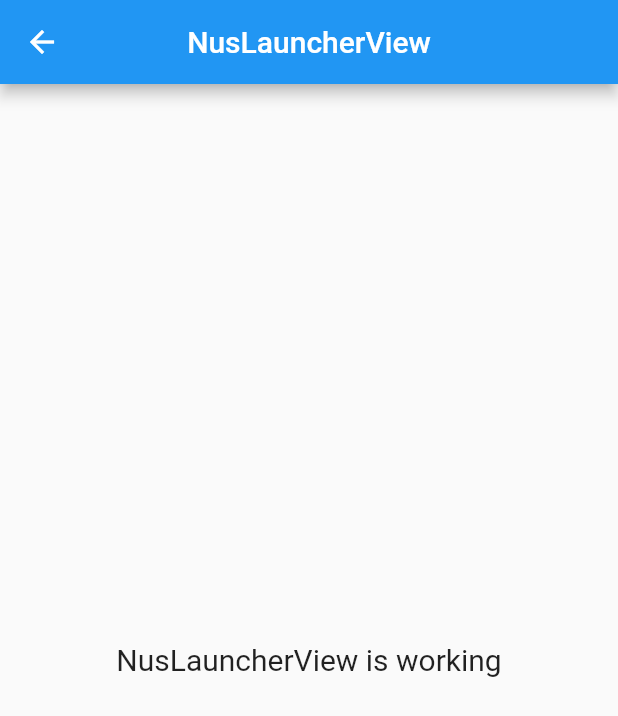
After one commit to devnizamuddin/nus_launcher, a Flutter app: the NusLauncherView screen opened by its route, on a phone screen of 412 x 824 dp. The commit adds this screen. Shown: the top 716 px of the screen. Run offline on Flutter 3.47's test engine with Material 2 defaults, Android fonts, the phone set to English and light mode, and no system bars; our stand-ins replace get.

Commit message:
NUSLauncher widget deleted and routes created

```diff
--- /dev/null
+++ b/lib/app/modules/nus_launcher/views/nus_launcher_view.dart
@@ -0,0 +1,23 @@
+import 'package:flutter/material.dart';
+
+import 'package:get/get.dart';
+
+import '../controllers/nus_launcher_controller.dart';
+
+class NusLauncherView extends GetView<NusLauncherController> {
+  @override
+  Widget build(BuildContext context) {
+    return Scaffold(
+      appBar: AppBar(
+        title: Text('NusLauncherView'),
+        centerTitle: true,
+      ),
+      body: Center(
+        child: Text(
+          'NusLauncherView is working',
+          style: TextStyle(fontSize: 20),
+        ),
+      ),
+    );
+  }
+}
--- a/lib/app/routes/app_pages.dart
+++ b/lib/app/routes/app_pages.dart
@@ -2,6 +2,8 @@ import 'package:get/get.dart';
 
 import '../modules/home/bindings/home_binding.dart';
 import '../modules/home/views/home_view.dart';
+import '../modules/nus_launcher/bindings/nus_launcher_binding.dart';
+import '../modules/nus_launcher/views/nus_launcher_view.dart';
 
 part 'app_routes.dart';
 
@@ -16,5 +18,10 @@ class AppPages {
       page: () => HomeView(),
       binding: HomeBinding(),
     ),
+    GetPage(
+      name: _Paths.NUS_LAUNCHER,
+      page: () => NusLauncherView(),
+      binding: NusLauncherBinding(),
+    ),
   ];
 }
--- a/lib/app/routes/app_routes.dart
+++ b/lib/app/routes/app_routes.dart
@@ -4,9 +4,11 @@ part of 'app_pages.dart';
 abstract class Routes {
   Routes._();
   static const HOME = _Paths.HOME;
+  static const NUS_LAUNCHER = _Paths.NUS_LAUNCHER;
 }
 
 abstract class _Paths {
   _Paths._();
   static const HOME = '/home';
+  static const NUS_LAUNCHER = '/nus-launcher';
 }
--- a/lib/main.dart
+++ b/lib/main.dart
@@ -5,18 +5,11 @@ import 'package:get/get.dart';
 import 'app/routes/app_pages.dart';
 
 void main() {
-  runApp(const NUSLauncher());
-}
-
-class NUSLauncher extends StatelessWidget {
-  const NUSLauncher({Key? key}) : super(key: key);
-
-  @override
-  Widget build(BuildContext context) {
-    return GetMaterialApp(
+  runApp(
+    GetMaterialApp(
       title: "Application",
       initialRoute: AppPages.INITIAL,
       getPages: AppPages.routes,
-    );
-  }
+    ),
+  );
 }
```
Also changed, not shown: lib/app/modules/nus_launcher/bindings/nus_launcher_binding.dart (added, +12 -0 lines), lib/app/modules/nus_launcher/controllers/nus_launcher_controller.dart (added, +20 -0 lines).
